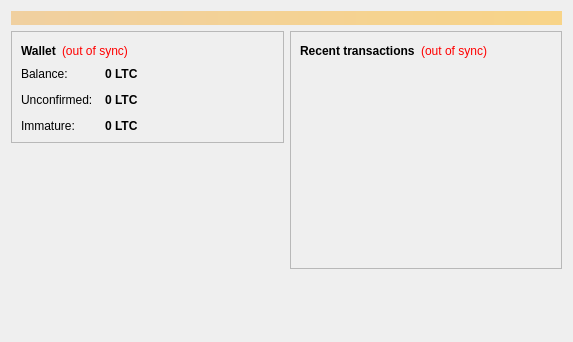
The window that src/qt/forms/overviewpage.ui (CJClaude/yaccoin) describes before a commit, drawn with Qt 5.
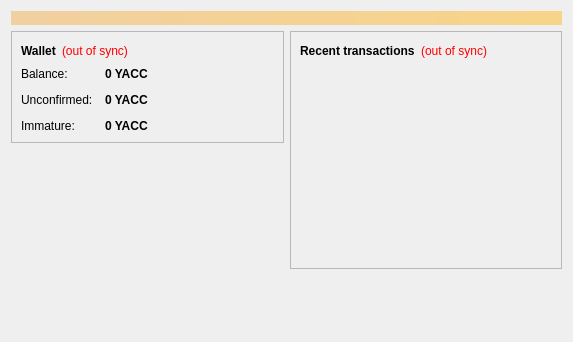
The same window after the commit.

What changed in the file:
```diff
--- a/src/qt/forms/overviewpage.ui
+++ b/src/qt/forms/overviewpage.ui
@@ -122,7 +122,7 @@
                <string>Your current balance</string>
               </property>
               <property name="text">
-               <string notr="true">0 LTC</string>
+               <string notr="true">0 YACC</string>
               </property>
               <property name="textInteractionFlags">
                <set>Qt::LinksAccessibleByMouse|Qt::TextSelectableByKeyboard|Qt::TextSelectableByMouse</set>
@@ -151,7 +151,7 @@
                <string>Total of transactions that have yet to be confirmed, and do not yet count toward the current balance</string>
               </property>
               <property name="text">
-               <string notr="true">0 LTC</string>
+               <string notr="true">0 YACC</string>
               </property>
               <property name="textInteractionFlags">
                <set>Qt::LinksAccessibleByMouse|Qt::TextSelectableByKeyboard|Qt::TextSelectableByMouse</set>
@@ -177,7 +177,7 @@
                <string>Mined balance that has not yet matured</string>
               </property>
               <property name="text">
-               <string notr="true">0 LTC</string>
+               <string notr="true">0 YACC</string>
               </property>
               <property name="textInteractionFlags">
                <set>Qt::LinksAccessibleByMouse|Qt::TextSelectableByKeyboard|Qt::TextSelectableByMouse</set>
```
